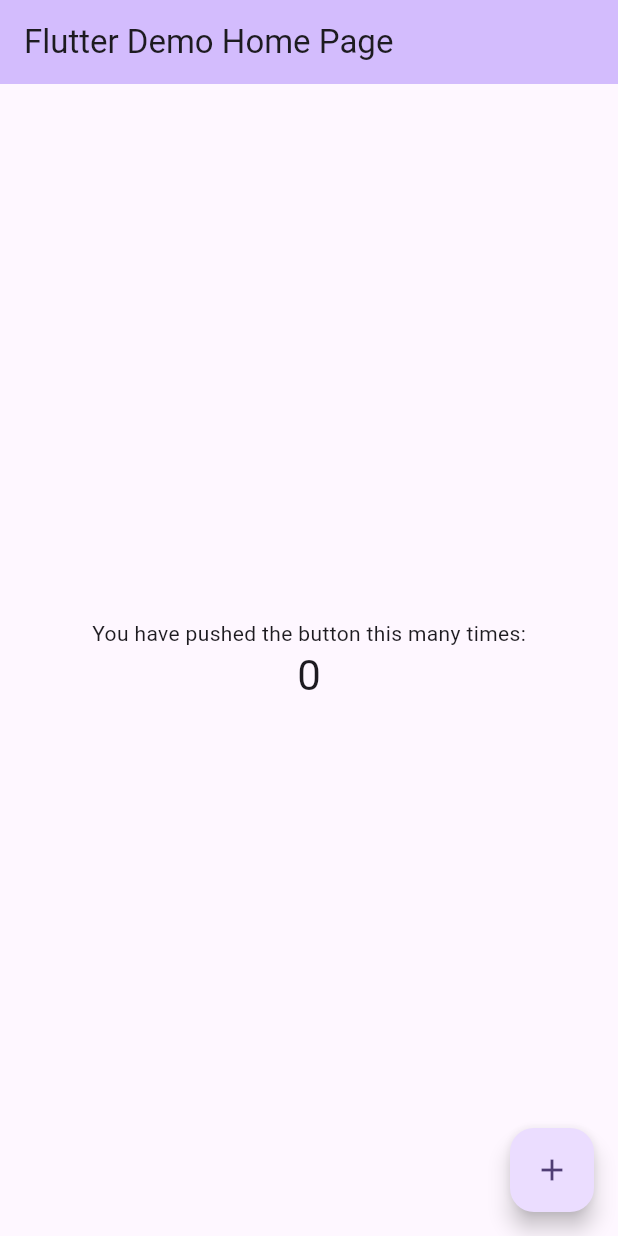
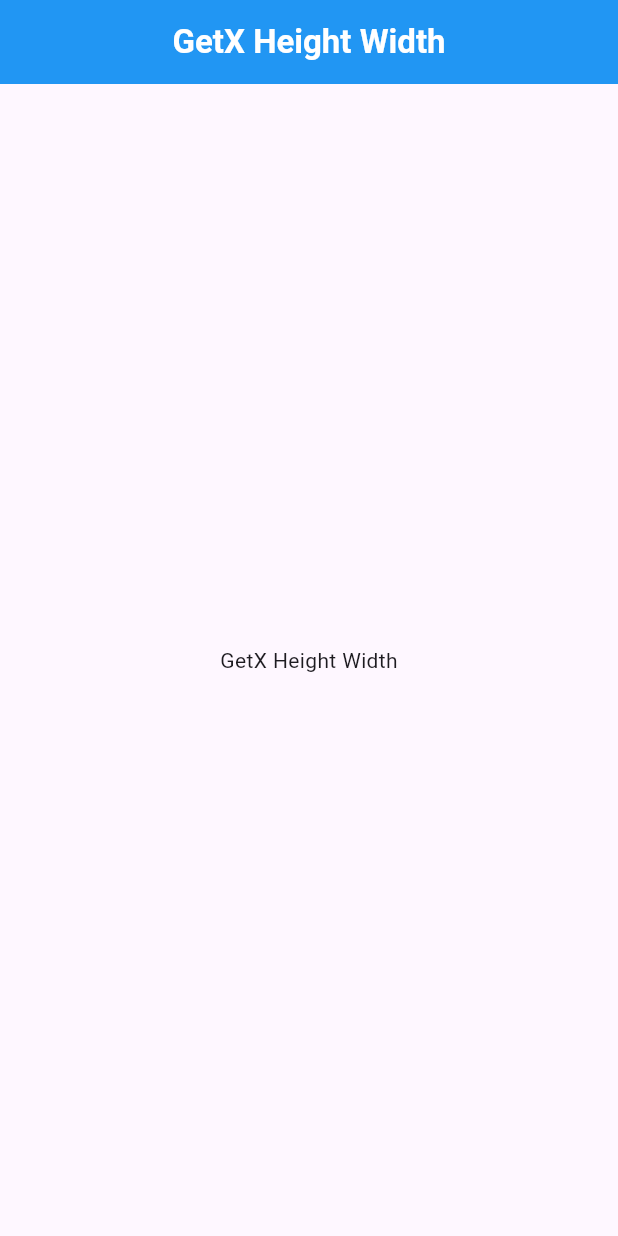
Before and after one commit to alhasann351/getx_height_width, a Flutter app: the screen it shows after launch, on a phone screen of 412 x 824 dp. Run offline on Flutter 3.47's test engine with Material 3 defaults, Android fonts, the phone set to English and light mode, and no system bars.

Commit message:
appbar-homepage-created

```diff
--- a/lib/main.dart
+++ b/lib/main.dart
@@ -1,4 +1,5 @@
 import 'package:flutter/material.dart';
+import 'my_home_page.dart';
 
 void main() {
   runApp(const MyApp());
@@ -7,119 +8,11 @@ void main() {
 class MyApp extends StatelessWidget {
   const MyApp({super.key});
 
-  // This widget is the root of your application.
   @override
   Widget build(BuildContext context) {
-    return MaterialApp(
-      title: 'Flutter Demo',
-      theme: ThemeData(
-        // This is the theme of your application.
-        //
-        // TRY THIS: Try running your application with "flutter run". You'll see
-        // the application has a purple toolbar. Then, without quitting the app,
-        // try changing the seedColor in the colorScheme below to Colors.green
-        // and then invoke "hot reload" (save your changes or press the "hot
-        // reload" button in a Flutter-supported IDE, or press "r" if you used
-        // the command line to start the app).
-        //
-        // Notice that the counter didn't reset back to zero; the application
-        // state is not lost during the reload. To reset the state, use hot
-        // restart instead.
-        //
-        // This works for code too, not just values: Most code changes can be
-        // tested with just a hot reload.
-        colorScheme: ColorScheme.fromSeed(seedColor: Colors.deepPurple),
-        useMaterial3: true,
-      ),
-      home: const MyHomePage(title: 'Flutter Demo Home Page'),
+    return const MaterialApp(
+      debugShowCheckedModeBanner: false,
+      home: MyHomePage(),
     );
   }
 }
-
-class MyHomePage extends StatefulWidget {
-  const MyHomePage({super.key, required this.title});
-
-  // This widget is the home page of your application. It is stateful, meaning
-  // that it has a State object (defined below) that contains fields that affect
-  // how it looks.
-
-  // This class is the configuration for the state. It holds the values (in this
-  // case the title) provided by the parent (in this case the App widget) and
-  // used by the build method of the State. Fields in a Widget subclass are
-  // always marked "final".
-
-  final String title;
-
-  @override
-  State<MyHomePage> createState() => _MyHomePageState();
-}
-
-class _MyHomePageState extends State<MyHomePage> {
-  int _counter = 0;
-
-  void _incrementCounter() {
-    setState(() {
-      // This call to setState tells the Flutter framework that something has
-      // changed in this State, which causes it to rerun the build method below
-      // so that the display can reflect the updated values. If we changed
-      // _counter without calling setState(), then the build method would not be
-      // called again, and so nothing would appear to happen.
-      _counter++;
-    });
-  }
-
-  @override
-  Widget build(BuildContext context) {
-    // This method is rerun every time setState is called, for instance as done
-    // by the _incrementCounter method above.
-    //
-    // The Flutter framework has been optimized to make rerunning build methods
-    // fast, so that you can just rebuild anything that needs updating rather
-    // than having to individually change instances of widgets.
-    return Scaffold(
-      appBar: AppBar(
-        // TRY THIS: Try changing the color here to a specific color (to
-        // Colors.amber, perhaps?) and trigger a hot reload to see the AppBar
-        // change color while the other colors stay the same.
-        backgroundColor: Theme.of(context).colorScheme.inversePrimary,
-        // Here we take the value from the MyHomePage object that was created by
-        // the App.build method, and use it to set our appbar title.
-        title: Text(widget.title),
-      ),
-      body: Center(
-        // Center is a layout widget. It takes a single child and positions it
-        // in the middle of the parent.
-        child: Column(
-          // Column is also a layout widget. It takes a list of children and
-          // arranges them vertically. By default, it sizes itself to fit its
-          // children horizontally, and tries to be as tall as its parent.
-          //
-          // Column has various properties to control how it sizes itself and
-          // how it positions its children. Here we use mainAxisAlignment to
-          // center the children vertically; the main axis here is the vertical
-          // axis because Columns are vertical (the cross axis would be
-          // horizontal).
-          //
-          // TRY THIS: Invoke "debug painting" (choose the "Toggle Debug Paint"
-          // action in the IDE, or press "p" in the console), to see the
-          // wireframe for each widget.
-          mainAxisAlignment: MainAxisAlignment.center,
-          children: <Widget>[
-            const Text(
-              'You have pushed the button this many times:',
-            ),
-            Text(
-              '$_counter',
-              style: Theme.of(context).textTheme.headlineMedium,
-            ),
-          ],
-        ),
-      ),
-      floatingActionButton: FloatingActionButton(
-        onPressed: _incrementCounter,
-        tooltip: 'Increment',
-        child: const Icon(Icons.add),
-      ), // This trailing comma makes auto-formatting nicer for build methods.
-    );
-  }
-}
--- /dev/null
+++ b/lib/my_home_page.dart
@@ -0,0 +1,31 @@
+import 'package:flutter/material.dart';
+
+class MyHomePage extends StatefulWidget {
+  const MyHomePage({super.key});
+
+  @override
+  State<MyHomePage> createState() => _MyHomePageState();
+}
+
+class _MyHomePageState extends State<MyHomePage> {
+  @override
+  Widget build(BuildContext context) {
+    return Scaffold(
+      appBar: AppBar(
+        centerTitle: true,
+        backgroundColor: Colors.blue,
+        title: const Text(
+          'GetX Height Width',
+          style: TextStyle(
+            fontWeight: FontWeight.bold,
+            fontSize: 22,
+            color: Colors.white,
+          ),
+        ),
+      ),
+      body: const Center(
+        child: Text('GetX Height Width')
+      ),
+    );
+  }
+}
--- a/pubspec.yaml
+++ b/pubspec.yaml
@@ -35,6 +35,7 @@ dependencies:
   # The following adds the Cupertino Icons font to your application.
   # Use with the CupertinoIcons class for iOS style icons.
   cupertino_icons: ^1.0.6
+  get:
 
 dev_dependencies:
   flutter_test:
```
Also changed, not shown: pubspec.lock.
